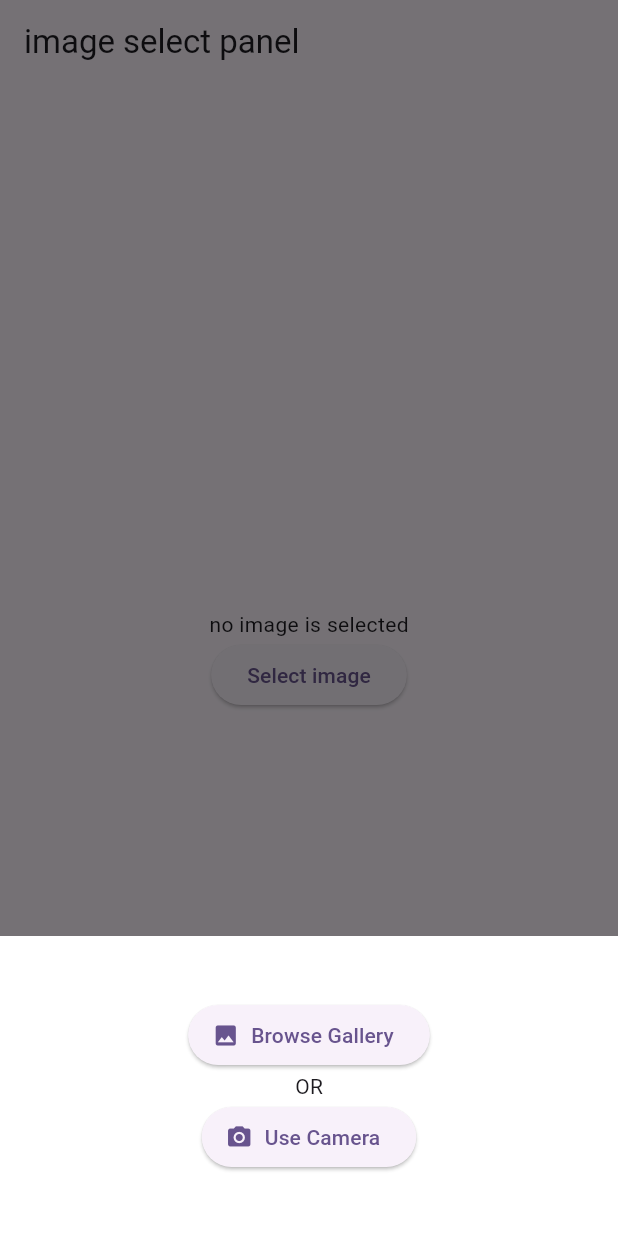
After one commit to IsurGimhan/Software-Development-Group-Project, a Flutter app: the leaf_image_take screen opened directly, after a tap on "Select image", on a phone screen of 412 x 824 dp. The commit adds this screen. Run offline on Flutter 3.47's test engine with Material 3 defaults, Android fonts, the phone set to English and light mode, and no system bars; our stand-ins replace image_picker; network calls fail.

Commit message:
created image taker page

```diff
--- /dev/null
+++ b/flutterFrontend/project_front_end/lib/leaf_image_taker.dart
@@ -0,0 +1,99 @@
+import 'dart:io';
+import 'package:flutter/material.dart';
+import 'package:image_picker/image_picker.dart';
+
+void main() {
+  runApp(MyApp());
+}
+
+class MyApp extends StatelessWidget {
+  @override
+  Widget build(BuildContext context) {
+    return MaterialApp(
+      home: leaf_image_take(),
+    );
+  }
+}
+
+class leaf_image_take extends StatefulWidget {
+  @override
+  State<leaf_image_take> createState() => _HomeScreenState();
+}
+
+class _HomeScreenState extends State<leaf_image_take> {
+  File? selectedImage;
+
+  @override
+  Widget build(BuildContext context) {
+    return Scaffold(
+      appBar: AppBar(
+        title: const Text('image select panel'),
+      ),
+      body: Center(
+        child: Column(mainAxisAlignment: MainAxisAlignment.center, children: [
+          selectedImage != null
+              ? Image.file(selectedImage!)
+              : const Text('no image is selected'),
+          ElevatedButton(
+            onPressed: () {
+              showModalBottomSheet(
+                context: context,
+                isScrollControlled: true,
+                builder: (BuildContext context) {
+                  return Container(
+                    height: 200,
+                    width: 500,
+                    color: Colors.white,
+                    child: Column(
+                      mainAxisAlignment: MainAxisAlignment.center,
+                      children: [
+                        // gallery selecting button
+                        ElevatedButton.icon(
+                          onPressed: () {
+                            selectImageFromGallery();
+                          },
+                          icon: const Icon(Icons.photo),
+                          label: const Text('Browse Gallery'),
+                        ),
+                        const Text('OR'),
+                        // camera selecting button
+                        ElevatedButton.icon(
+                          onPressed: () {
+                            captrueImageFromCamera();
+                          },
+                          icon: const Icon(Icons.camera_alt),
+                          label: const Text('Use Camera'),
+                        ),
+                      ],
+                    ),
+                  );
+                },
+              );
+            },
+            child: const Text('Select image'),
+          ),
+        ]),
+      ),
+    );
+  }
+
+  Future selectImageFromGallery() async {
+    final returnedImage =
+        await ImagePicker().pickImage(source: ImageSource.gallery);
+
+    if (returnedImage == null) return;
+    setState(() {
+      selectedImage = File(returnedImage.path);
+    });
+  }
+
+  Future captrueImageFromCamera() async {
+    final returnedImage =
+        await ImagePicker().pickImage(source: ImageSource.camera);
+
+    if (returnedImage == null) return;
+    setState(() {
+      selectedImage = File(returnedImage.path);
+    });
+  }
+}
--- a/flutterFrontend/project_front_end/lib/tree_info.dart
+++ b/flutterFrontend/project_front_end/lib/tree_info.dart
@@ -19,7 +19,7 @@ class _DataDisplayPageState extends State<DataDisplayPage> {
   }
 
   Future<void> fetchData() async {
-    final url = Uri.parse('http://192.168.0.103:8000/treeDetails/Mangifera indica/');
+    final url = Uri.parse('http://10.0.2.2:8000/treeDetails/Mangifera indica/');
 
     try {
       final response = await http.get(url);
--- a/flutterFrontend/project_front_end/pubspec.yaml
+++ b/flutterFrontend/project_front_end/pubspec.yaml
@@ -31,6 +31,7 @@ dependencies:
   flutter:
     sdk: flutter
   http: ^1.2.0
+  image_picker: ^1.0.7
 
 
   # The following adds the Cupertino Icons font to your application.
```
Also changed, not shown: flutterFrontend/project_front_end/pubspec.lock, 8 other files.
